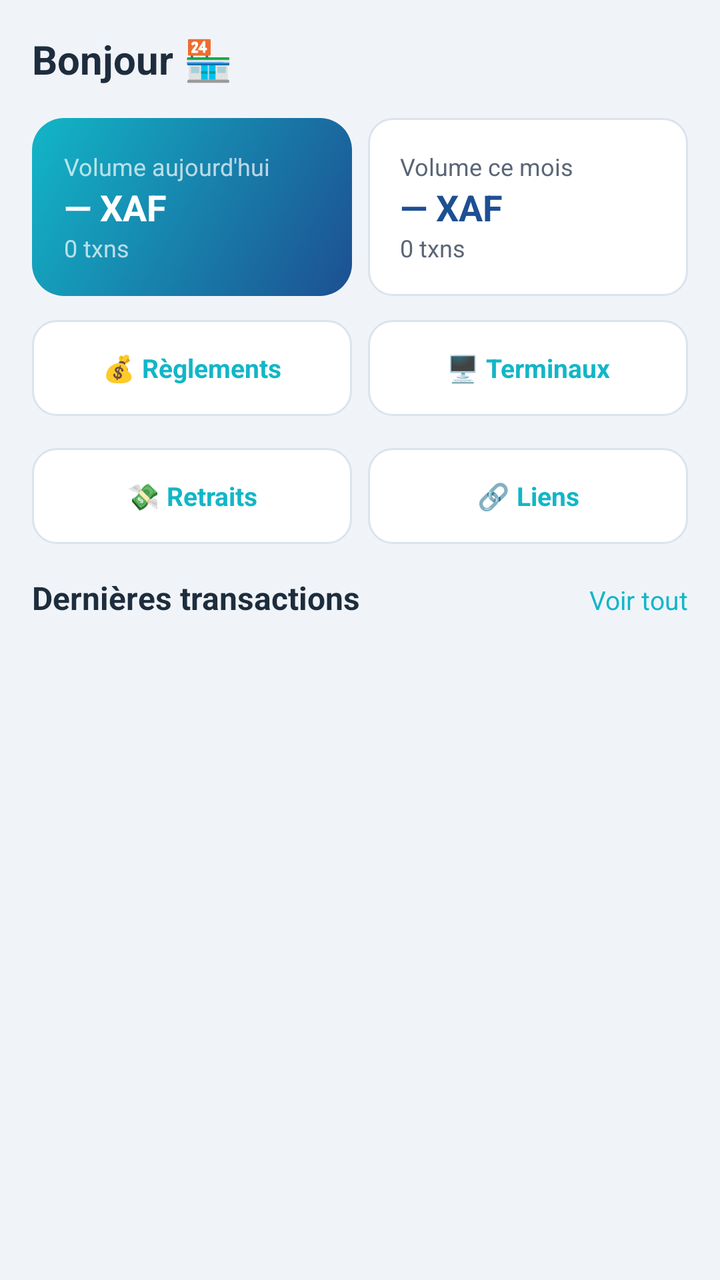
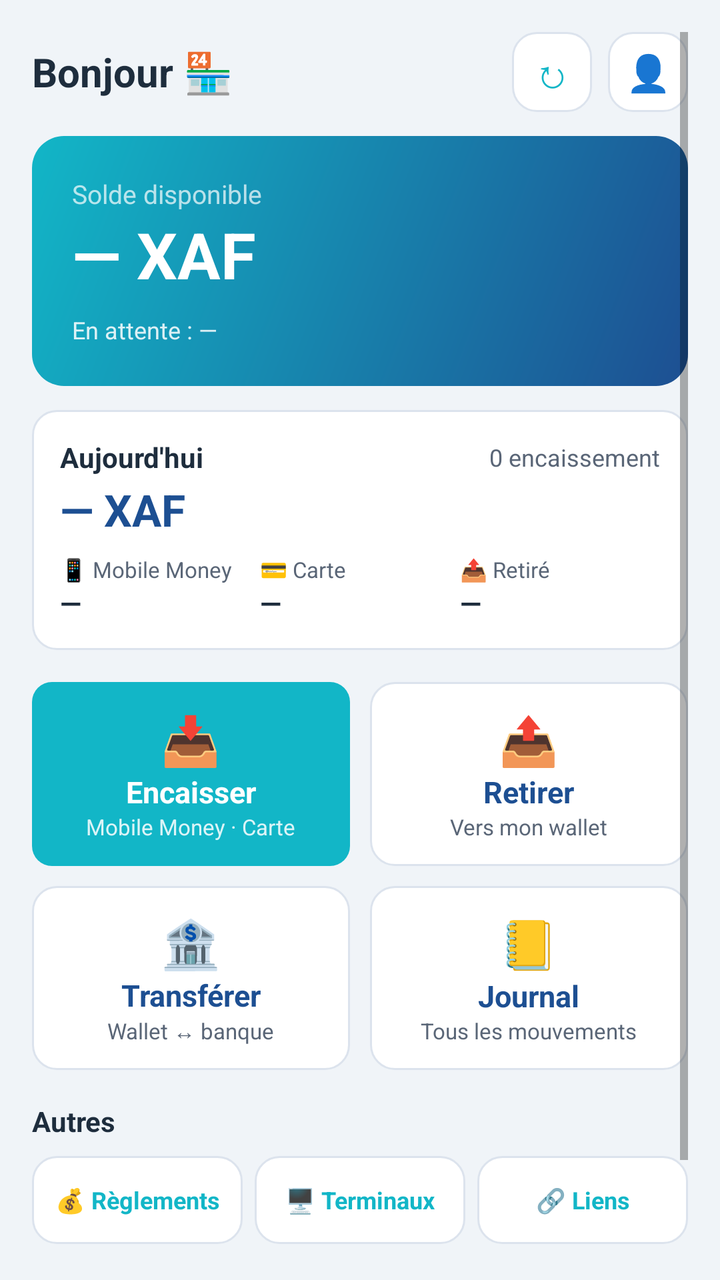

An Android layout rendered at two revisions. The XML below is the earlier revision; the diff shows what the commit changed to produce the second picture.
<!-- AndroidManifest.xml: application theme Theme.CPay -->
<!-- res/layout/fragment_merch_dashboard.xml -->
<?xml version="1.0" encoding="utf-8"?>
<ScrollView xmlns:android="http://schemas.android.com/apk/res/android"
    android:layout_width="match_parent" android:layout_height="match_parent"
    android:background="@color/bg" android:padding="16dp">
    <LinearLayout android:layout_width="match_parent" android:layout_height="wrap_content"
        android:orientation="vertical">

        <TextView android:id="@+id/tv_welcome" android:layout_width="wrap_content"
            android:layout_height="wrap_content" android:text="Bonjour 🏪"
            android:textSize="20sp" android:textStyle="bold" android:textColor="@color/text"
            android:layout_marginBottom="16dp"/>

        
        <LinearLayout android:layout_width="match_parent" android:layout_height="wrap_content"
            android:orientation="horizontal" android:layout_marginBottom="12dp">
            <LinearLayout android:layout_width="0dp" android:layout_height="wrap_content"
                android:layout_weight="1" android:orientation="vertical"
                android:background="@drawable/bg_balance_card" android:padding="16dp"
                android:layout_marginEnd="8dp">
                <TextView android:layout_width="wrap_content" android:layout_height="wrap_content"
                    android:text="Volume aujourd'hui" android:textColor="#B3FFFFFF" android:textSize="12sp"/>
                <TextView android:id="@+id/tv_volume_today" android:layout_width="wrap_content"
                    android:layout_height="wrap_content" android:text="— XAF"
                    android:textColor="#FFFFFF" android:textSize="18sp" android:textStyle="bold"/>
                <TextView android:id="@+id/tv_txns_today" android:layout_width="wrap_content"
                    android:layout_height="wrap_content" android:text="0 txns"
                    android:textColor="#B3FFFFFF" android:textSize="12sp"/>
            </LinearLayout>
            <LinearLayout android:layout_width="0dp" android:layout_height="wrap_content"
                android:layout_weight="1" android:orientation="vertical"
                android:background="@drawable/bg_card" android:padding="16dp">
                <TextView android:layout_width="wrap_content" android:layout_height="wrap_content"
                    android:text="Volume ce mois" android:textColor="@color/text_secondary" android:textSize="12sp"/>
                <TextView android:id="@+id/tv_volume_month" android:layout_width="wrap_content"
                    android:layout_height="wrap_content" android:text="— XAF"
                    android:textColor="@color/primary_dark" android:textSize="18sp" android:textStyle="bold"/>
                <TextView android:id="@+id/tv_txns_month" android:layout_width="wrap_content"
                    android:layout_height="wrap_content" android:text="0 txns"
                    android:textColor="@color/text_secondary" android:textSize="12sp"/>
            </LinearLayout>
        </LinearLayout>

        
        <LinearLayout android:layout_width="match_parent" android:layout_height="wrap_content"
            android:orientation="horizontal" android:layout_marginBottom="16dp">
            <TextView android:id="@+id/btn_settlements" android:layout_width="0dp"
                android:layout_height="48dp" android:layout_weight="1"
                android:text="💰 Règlements" android:textColor="@color/primary"
                android:textSize="13sp" android:textStyle="bold"
                android:background="@drawable/bg_card" android:gravity="center"
                android:layout_marginEnd="8dp" android:clickable="true" android:focusable="true"/>
            <TextView android:id="@+id/btn_terminals" android:layout_width="0dp"
                android:layout_height="48dp" android:layout_weight="1"
                android:text="🖥️ Terminaux" android:textColor="@color/primary"
                android:textSize="13sp" android:textStyle="bold"
                android:background="@drawable/bg_card" android:gravity="center"
                android:clickable="true" android:focusable="true"/>
        </LinearLayout>

        <LinearLayout android:layout_width="match_parent" android:layout_height="wrap_content"
            android:orientation="horizontal" android:layout_marginBottom="16dp">
            <TextView android:id="@+id/btn_transfers" android:layout_width="0dp"
                android:layout_height="48dp" android:layout_weight="1"
                android:text="💸 Retraits" android:textColor="@color/primary"
                android:textSize="13sp" android:textStyle="bold"
                android:background="@drawable/bg_card" android:gravity="center"
                android:layout_marginEnd="8dp" android:clickable="true" android:focusable="true"/>
            <TextView android:id="@+id/btn_pay_links" android:layout_width="0dp"
                android:layout_height="48dp" android:layout_weight="1"
                android:text="🔗 Liens" android:textColor="@color/primary"
                android:textSize="13sp" android:textStyle="bold"
                android:background="@drawable/bg_card" android:gravity="center"
                android:clickable="true" android:focusable="true"/>
        </LinearLayout>

        
        <LinearLayout android:layout_width="match_parent" android:layout_height="wrap_content"
            android:orientation="horizontal" android:layout_marginBottom="10dp">
            <TextView android:layout_width="0dp" android:layout_height="wrap_content"
                android:layout_weight="1" android:text="Dernières transactions"
                android:textSize="16sp" android:textStyle="bold" android:textColor="@color/text"/>
            <TextView android:id="@+id/tv_see_all" android:layout_width="wrap_content"
                android:layout_height="wrap_content" android:text="Voir tout"
                android:textColor="@color/primary" android:textSize="13sp"
                android:clickable="true" android:focusable="true"/>
        </LinearLayout>

        <ProgressBar android:id="@+id/progress_bar" android:layout_width="wrap_content"
            android:layout_height="wrap_content" android:layout_gravity="center"
            android:visibility="gone"/>

        <androidx.recyclerview.widget.RecyclerView android:id="@+id/rv_transactions"
            android:layout_width="match_parent" android:layout_height="wrap_content"
            android:nestedScrollingEnabled="false"/>
    </LinearLayout>
</ScrollView>
<!-- resources referenced by this layout -->
<resources>
  <color name="bg">#f0f4f8</color>
  <color name="primary">#12b6c7</color>
  <color name="primary_dark">#1d4f92</color>
  <color name="text">#1e2d3d</color>
  <color name="text_secondary">#5a6677</color>
  <!-- drawable bg_balance_card (drawable) -->
  <?xml version="1.0" encoding="utf-8"?>
  <shape xmlns:android="http://schemas.android.com/apk/res/android">
      <gradient android:startColor="#1d4f92" android:endColor="#12b6c7"
          android:angle="135"/>
      <corners android:radius="16dp"/>
  </shape>
  <!-- drawable bg_card (drawable) -->
  <?xml version="1.0" encoding="utf-8"?>
  <shape xmlns:android="http://schemas.android.com/apk/res/android">
      <solid android:color="#FFFFFF"/>
      <corners android:radius="12dp"/>
      <stroke android:width="1dp" android:color="#dce3ed"/>
  </shape>
  <style name="Theme.CPay" parent="Theme.MaterialComponents.DayNight.NoActionBar">
          <item name="colorPrimary">@color/primary</item>
          <item name="colorPrimaryVariant">@color/primary_dark</item>
          <item name="colorOnPrimary">@color/white</item>
          <item name="colorSecondary">@color/accent</item>
          <item name="colorOnSecondary">@color/white</item>
          <item name="android:windowBackground">@color/bg</item>
          <item name="android:textColor">@color/text</item>
      </style>
  <color name="white">#FFFFFF</color>
  <color name="accent">#00c896</color>
</resources>

<!-- the commit's change to res/layout/fragment_merch_dashboard.xml (unified diff, before → after) -->
@@ -1,96 +1,215 @@
 <?xml version="1.0" encoding="utf-8"?>
 <ScrollView xmlns:android="http://schemas.android.com/apk/res/android"
     android:layout_width="match_parent" android:layout_height="match_parent"
-    android:background="@color/bg" android:padding="16dp">
+    android:background="@color/bg" android:padding="16dp"
+    android:fillViewport="true">
     <LinearLayout android:layout_width="match_parent" android:layout_height="wrap_content"
         android:orientation="vertical">
 
-        <TextView android:id="@+id/tv_welcome" android:layout_width="wrap_content"
-            android:layout_height="wrap_content" android:text="Bonjour 🏪"
-            android:textSize="20sp" android:textStyle="bold" android:textColor="@color/text"
-            android:layout_marginBottom="16dp"/>
-
-        
-        <LinearLayout android:layout_width="match_parent" android:layout_height="wrap_content"
-            android:orientation="horizontal" android:layout_marginBottom="12dp">
-            <LinearLayout android:layout_width="0dp" android:layout_height="wrap_content"
-                android:layout_weight="1" android:orientation="vertical"
-                android:background="@drawable/bg_balance_card" android:padding="16dp"
-                android:layout_marginEnd="8dp">
-                <TextView android:layout_width="wrap_content" android:layout_height="wrap_content"
-                    android:text="Volume aujourd'hui" android:textColor="#B3FFFFFF" android:textSize="12sp"/>
-                <TextView android:id="@+id/tv_volume_today" android:layout_width="wrap_content"
-                    android:layout_height="wrap_content" android:text="— XAF"
-                    android:textColor="#FFFFFF" android:textSize="18sp" android:textStyle="bold"/>
-                <TextView android:id="@+id/tv_txns_today" android:layout_width="wrap_content"
-                    android:layout_height="wrap_content" android:text="0 txns"
-                    android:textColor="#B3FFFFFF" android:textSize="12sp"/>
-            </LinearLayout>
-            <LinearLayout android:layout_width="0dp" android:layout_height="wrap_content"
-                android:layout_weight="1" android:orientation="vertical"
-                android:background="@drawable/bg_card" android:padding="16dp">
-                <TextView android:layout_width="wrap_content" android:layout_height="wrap_content"
-                    android:text="Volume ce mois" android:textColor="@color/text_secondary" android:textSize="12sp"/>
-                <TextView android:id="@+id/tv_volume_month" android:layout_width="wrap_content"
-                    android:layout_height="wrap_content" android:text="— XAF"
-                    android:textColor="@color/primary_dark" android:textSize="18sp" android:textStyle="bold"/>
-                <TextView android:id="@+id/tv_txns_month" android:layout_width="wrap_content"
-                    android:layout_height="wrap_content" android:text="0 txns"
+        
+        <LinearLayout android:layout_width="match_parent" android:layout_height="wrap_content"
+            android:orientation="horizontal" android:gravity="center_vertical"
+            android:layout_marginBottom="12dp">
+            <TextView android:id="@+id/tv_welcome" android:layout_width="0dp"
+                android:layout_height="wrap_content" android:layout_weight="1"
+                android:text="Bonjour 🏪" android:textSize="20sp" android:textStyle="bold"
+                android:textColor="@color/text"/>
+            <TextView android:id="@+id/btn_refresh" android:layout_width="40dp"
+                android:layout_height="40dp" android:text="↻" android:textSize="20sp"
+                android:textColor="@color/primary" android:gravity="center"
+                android:background="@drawable/bg_card" android:layout_marginEnd="8dp"
+                android:contentDescription="@string/caisse_refresh"
+                android:clickable="true" android:focusable="true"/>
+            <TextView android:id="@+id/btn_profile" android:layout_width="40dp"
+                android:layout_height="40dp" android:text="👤" android:textSize="18sp"
+                android:gravity="center" android:background="@drawable/bg_card"
+                android:clickable="true" android:focusable="true"/>
+        </LinearLayout>
+
+        
+        <LinearLayout android:layout_width="match_parent" android:layout_height="wrap_content"
+            android:orientation="vertical" android:background="@drawable/bg_balance_card"
+            android:padding="20dp" android:layout_marginBottom="12dp">
+            <TextView android:layout_width="wrap_content" android:layout_height="wrap_content"
+                android:text="@string/caisse_available" android:textColor="#B3FFFFFF" android:textSize="13sp"/>
+            <TextView android:id="@+id/tv_available" android:layout_width="wrap_content"
+                android:layout_height="wrap_content" android:text="— XAF"
+                android:textColor="#FFFFFF" android:textSize="32sp" android:textStyle="bold"/>
+            <LinearLayout android:layout_width="match_parent" android:layout_height="wrap_content"
+                android:orientation="horizontal" android:layout_marginTop="8dp">
+                <TextView android:id="@+id/tv_pending" android:layout_width="0dp"
+                    android:layout_height="wrap_content" android:layout_weight="1"
+                    android:text="En attente : —" android:textColor="#D9FFFFFF" android:textSize="12sp"/>
+                <TextView android:id="@+id/tv_reserved" android:layout_width="wrap_content"
+                    android:layout_height="wrap_content" android:text="Réservé : —"
+                    android:textColor="#D9FFFFFF" android:textSize="12sp" android:visibility="gone"/>
+            </LinearLayout>
+        </LinearLayout>
+
+        
+        <LinearLayout android:layout_width="match_parent" android:layout_height="wrap_content"
+            android:orientation="vertical" android:background="@drawable/bg_card"
+            android:padding="14dp" android:layout_marginBottom="12dp">
+            <LinearLayout android:layout_width="match_parent" android:layout_height="wrap_content"
+                android:orientation="horizontal" android:gravity="center_vertical">
+                <TextView android:layout_width="0dp" android:layout_height="wrap_content"
+                    android:layout_weight="1" android:text="@string/caisse_today"
+                    android:textSize="14sp" android:textStyle="bold" android:textColor="@color/text"/>
+                <TextView android:id="@+id/tv_today_count" android:layout_width="wrap_content"
+                    android:layout_height="wrap_content" android:text="0 encaissement"
                     android:textColor="@color/text_secondary" android:textSize="12sp"/>
             </LinearLayout>
-        </LinearLayout>
-
-        
-        <LinearLayout android:layout_width="match_parent" android:layout_height="wrap_content"
-            android:orientation="horizontal" android:layout_marginBottom="16dp">
-            <TextView android:id="@+id/btn_settlements" android:layout_width="0dp"
-                android:layout_height="48dp" android:layout_weight="1"
-                android:text="💰 Règlements" android:textColor="@color/primary"
-                android:textSize="13sp" android:textStyle="bold"
-                android:background="@drawable/bg_card" android:gravity="center"
-                android:layout_marginEnd="8dp" android:clickable="true" android:focusable="true"/>
-            <TextView android:id="@+id/btn_terminals" android:layout_width="0dp"
-                android:layout_height="48dp" android:layout_weight="1"
-                android:text="🖥️ Terminaux" android:textColor="@color/primary"
-                android:textSize="13sp" android:textStyle="bold"
-                android:background="@drawable/bg_card" android:gravity="center"
-                android:clickable="true" android:focusable="true"/>
-        </LinearLayout>
-
-        <LinearLayout android:layout_width="match_parent" android:layout_height="wrap_content"
-            android:orientation="horizontal" android:layout_marginBottom="16dp">
-            <TextView android:id="@+id/btn_transfers" android:layout_width="0dp"
-                android:layout_height="48dp" android:layout_weight="1"
-                android:text="💸 Retraits" android:textColor="@color/primary"
-                android:textSize="13sp" android:textStyle="bold"
-                android:background="@drawable/bg_card" android:gravity="center"
-                android:layout_marginEnd="8dp" android:clickable="true" android:focusable="true"/>
-            <TextView android:id="@+id/btn_pay_links" android:layout_width="0dp"
-                android:layout_height="48dp" android:layout_weight="1"
-                android:text="🔗 Liens" android:textColor="@color/primary"
-                android:textSize="13sp" android:textStyle="bold"
-                android:background="@drawable/bg_card" android:gravity="center"
-                android:clickable="true" android:focusable="true"/>
-        </LinearLayout>
-
-        
-        <LinearLayout android:layout_width="match_parent" android:layout_height="wrap_content"
-            android:orientation="horizontal" android:layout_marginBottom="10dp">
-            <TextView android:layout_width="0dp" android:layout_height="wrap_content"
-                android:layout_weight="1" android:text="Dernières transactions"
-                android:textSize="16sp" android:textStyle="bold" android:textColor="@color/text"/>
-            <TextView android:id="@+id/tv_see_all" android:layout_width="wrap_content"
-                android:layout_height="wrap_content" android:text="Voir tout"
-                android:textColor="@color/primary" android:textSize="13sp"
-                android:clickable="true" android:focusable="true"/>
+            <TextView android:id="@+id/tv_today_collected" android:layout_width="wrap_content"
+                android:layout_height="wrap_content" android:text="— XAF"
+                android:textColor="@color/primary_dark" android:textSize="22sp" android:textStyle="bold"
+                android:layout_marginTop="2dp"/>
+            <LinearLayout android:layout_width="match_parent" android:layout_height="wrap_content"
+                android:orientation="horizontal" android:layout_marginTop="8dp">
+                <LinearLayout android:layout_width="0dp" android:layout_height="wrap_content"
+                    android:layout_weight="1" android:orientation="vertical">
+                    <TextView android:layout_width="wrap_content" android:layout_height="wrap_content"
+                        android:text="📱 Mobile Money" android:textColor="@color/text_secondary" android:textSize="11sp"/>
+                    <TextView android:id="@+id/tv_by_momo" android:layout_width="wrap_content"
+                        android:layout_height="wrap_content" android:text="—"
+                        android:textColor="@color/text" android:textSize="14sp" android:textStyle="bold"/>
+                </LinearLayout>
+                <LinearLayout android:layout_width="0dp" android:layout_height="wrap_content"
+                    android:layout_weight="1" android:orientation="vertical">
+                    <TextView android:layout_width="wrap_content" android:layout_height="wrap_content"
+                        android:text="💳 Carte" android:textColor="@color/text_secondary" android:textSize="11sp"/>
+                    <TextView android:id="@+id/tv_by_card" android:layout_width="wrap_content"
+                        android:layout_height="wrap_content" android:text="—"
+                        android:textColor="@color/text" android:textSize="14sp" android:textStyle="bold"/>
+                </LinearLayout>
+                <LinearLayout android:layout_width="0dp" android:layout_height="wrap_content"
+                    android:layout_weight="1" android:orientation="vertical">
+                    <TextView android:layout_width="wrap_content" android:layout_height="wrap_content"
+                        android:text="📤 Retiré" android:textColor="@color/text_secondary" android:textSize="11sp"/>
+                    <TextView android:id="@+id/tv_withdrawn" android:layout_width="wrap_content"
+                        android:layout_height="wrap_content" android:text="—"
+                        android:textColor="@color/text" android:textSize="14sp" android:textStyle="bold"/>
+                </LinearLayout>
+            </LinearLayout>
         </LinearLayout>
 
         <ProgressBar android:id="@+id/progress_bar" android:layout_width="wrap_content"
             android:layout_height="wrap_content" android:layout_gravity="center"
-            android:visibility="gone"/>
-
-        <androidx.recyclerview.widget.RecyclerView android:id="@+id/rv_transactions"
-            android:layout_width="match_parent" android:layout_height="wrap_content"
-            android:nestedScrollingEnabled="false"/>
+            android:visibility="gone" android:layout_marginBottom="8dp"/>
+        <TextView android:id="@+id/tv_error" android:layout_width="match_parent"
+            android:layout_height="wrap_content" android:textColor="@color/danger"
+            android:textSize="13sp" android:visibility="gone" android:layout_marginBottom="8dp"/>
+
+        
+        <TextView android:id="@+id/tv_hint_wallet" android:layout_width="match_parent"
+            android:layout_height="wrap_content" android:text="@string/caisse_hint_wallet"
+            android:textColor="#8a5a00" android:textSize="13sp" android:background="#FFF8E8"
+            android:padding="12dp" android:layout_marginBottom="8dp" android:visibility="gone"
+            android:clickable="true" android:focusable="true"/>
+        <TextView android:id="@+id/tv_hint_bank" android:layout_width="match_parent"
+            android:layout_height="wrap_content" android:text="@string/caisse_hint_bank"
+            android:textColor="#8a5a00" android:textSize="13sp" android:background="#FFF8E8"
+            android:padding="12dp" android:layout_marginBottom="8dp" android:visibility="gone"
+            android:clickable="true" android:focusable="true"/>
+        <TextView android:id="@+id/tv_hint_card" android:layout_width="match_parent"
+            android:layout_height="wrap_content" android:text="@string/caisse_hint_card_unavailable"
+            android:textColor="@color/text_secondary" android:textSize="12sp" android:background="@drawable/bg_input"
+            android:padding="12dp" android:layout_marginBottom="8dp" android:visibility="gone"/>
+
+        
+        <LinearLayout android:layout_width="match_parent" android:layout_height="wrap_content"
+            android:orientation="horizontal" android:layout_marginTop="4dp" android:layout_marginBottom="10dp">
+            <LinearLayout android:id="@+id/tile_collect" android:layout_width="0dp"
+                android:layout_height="92dp" android:layout_weight="1" android:orientation="vertical"
+                android:gravity="center" android:background="@drawable/bg_btn_primary"
+                android:layout_marginEnd="10dp" android:clickable="true" android:focusable="true">
+                <TextView android:layout_width="wrap_content" android:layout_height="wrap_content"
+                    android:text="📥" android:textSize="24sp"/>
+                <TextView android:layout_width="wrap_content" android:layout_height="wrap_content"
+                    android:text="@string/caisse_tile_collect" android:textColor="#FFFFFF"
+                    android:textSize="15sp" android:textStyle="bold"/>
+                <TextView android:layout_width="wrap_content" android:layout_height="wrap_content"
+                    android:text="@string/caisse_tile_collect_sub" android:textColor="#D9FFFFFF" android:textSize="11sp"/>
+            </LinearLayout>
+            <LinearLayout android:id="@+id/tile_withdraw" android:layout_width="0dp"
+                android:layout_height="92dp" android:layout_weight="1" android:orientation="vertical"
+                android:gravity="center" android:background="@drawable/bg_card"
+                android:clickable="true" android:focusable="true">
+                <TextView android:layout_width="wrap_content" android:layout_height="wrap_content"
+                    android:text="📤" android:textSize="24sp"/>
+                <TextView android:layout_width="wrap_content" android:layout_height="wrap_content"
+                    android:text="@string/caisse_tile_withdraw" android:textColor="@color/primary_dark"
+                    android:textSize="15sp" android:textStyle="bold"/>
+                <TextView android:layout_width="wrap_content" android:layout_height="wrap_content"
+                    android:text="@string/caisse_tile_withdraw_sub" android:textColor="@color/text_secondary" android:textSize="11sp"/>
+            </LinearLayout>
+        </LinearLayout>
+        <LinearLayout android:layout_width="match_parent" android:layout_height="wrap_content"
+            android:orientation="horizontal" android:layout_marginBottom="16dp">
+            <LinearLayout android:id="@+id/tile_transfer" android:layout_width="0dp"
+                android:layout_height="92dp" android:layout_weight="1" android:orientation="vertical"
+                android:gravity="center" android:background="@drawable/bg_card"
+                android:layout_marginEnd="10dp" android:clickable="true" android:focusable="true">
+                <TextView android:layout_width="wrap_content" android:layout_height="wrap_content"
+                    android:text="🏦" android:textSize="24sp"/>
+                <TextView android:layout_width="wrap_content" android:layout_height="wrap_content"
+                    android:text="@string/caisse_tile_transfer" android:textColor="@color/primary_dark"
+                    android:textSize="15sp" android:textStyle="bold"/>
+                <TextView android:layout_width="wrap_content" android:layout_height="wrap_content"
+                    android:text="@string/caisse_tile_transfer_sub" android:textColor="@color/text_secondary" android:textSize="11sp"/>
+            </LinearLayout>
+            <LinearLayout android:id="@+id/tile_journal" android:layout_width="0dp"
+                android:layout_height="92dp" android:layout_weight="1" android:orientation="vertical"
+                android:gravity="center" android:background="@drawable/bg_card"
+                android:clickable="true" android:focusable="true">
+                <TextView android:layout_width="wrap_content" android:layout_height="wrap_content"
+                    android:text="📒" android:textSize="24sp"/>
+                <TextView android:layout_width="wrap_content" android:layout_height="wrap_content"
+                    android:text="@string/caisse_tile_journal" android:textColor="@color/primary_dark"
+                    android:textSize="15sp" android:textStyle="bold"/>
+                <TextView android:layout_width="wrap_content" android:layout_height="wrap_content"
+                    android:text="@string/caisse_tile_journal_sub" android:textColor="@color/text_secondary" android:textSize="11sp"/>
+            </LinearLayout>
+        </LinearLayout>
+
+        
+        <TextView android:layout_width="wrap_content" android:layout_height="wrap_content"
+            android:text="@string/caisse_others" android:textSize="14sp" android:textStyle="bold"
+            android:textColor="@color/text" android:layout_marginBottom="8dp"/>
+        <LinearLayout android:layout_width="match_parent" android:layout_height="wrap_content"
+            android:orientation="horizontal" android:layout_marginBottom="8dp">
+            <TextView android:id="@+id/btn_settlements" android:layout_width="0dp"
+                android:layout_height="44dp" android:layout_weight="1" android:text="💰 Règlements"
+                android:textColor="@color/primary" android:textSize="12sp" android:textStyle="bold"
+                android:background="@drawable/bg_card" android:gravity="center"
+                android:layout_marginEnd="6dp" android:clickable="true" android:focusable="true"/>
+            <TextView android:id="@+id/btn_terminals" android:layout_width="0dp"
+                android:layout_height="44dp" android:layout_weight="1" android:text="🖥️ Terminaux"
+                android:textColor="@color/primary" android:textSize="12sp" android:textStyle="bold"
+                android:background="@drawable/bg_card" android:gravity="center"
+                android:layout_marginEnd="6dp" android:clickable="true" android:focusable="true"/>
+            <TextView android:id="@+id/btn_pay_links" android:layout_width="0dp"
+                android:layout_height="44dp" android:layout_weight="1" android:text="🔗 Liens"
+                android:textColor="@color/primary" android:textSize="12sp" android:textStyle="bold"
+                android:background="@drawable/bg_card" android:gravity="center"
+                android:clickable="true" android:focusable="true"/>
+        </LinearLayout>
+        <LinearLayout android:layout_width="match_parent" android:layout_height="wrap_content"
+            android:orientation="horizontal" android:layout_marginBottom="16dp">
+            <TextView android:id="@+id/btn_bank_accounts" android:layout_width="0dp"
+                android:layout_height="44dp" android:layout_weight="1" android:text="🏦 Comptes"
+                android:textColor="@color/primary" android:textSize="12sp" android:textStyle="bold"
+                android:background="@drawable/bg_card" android:gravity="center"
+                android:layout_marginEnd="6dp" android:clickable="true" android:focusable="true"/>
+            <TextView android:id="@+id/btn_disburse" android:layout_width="0dp"
+                android:layout_height="44dp" android:layout_weight="1" android:text="💸 Décaisser"
+                android:textColor="@color/primary" android:textSize="12sp" android:textStyle="bold"
+                android:background="@drawable/bg_card" android:gravity="center"
+                android:layout_marginEnd="6dp" android:clickable="true" android:focusable="true"/>
+            <TextView android:id="@+id/btn_kyb" android:layout_width="0dp"
+                android:layout_height="44dp" android:layout_weight="1" android:text="📄 KYB"
+                android:textColor="@color/primary" android:textSize="12sp" android:textStyle="bold"
+                android:background="@drawable/bg_card" android:gravity="center"
+                android:clickable="true" android:focusable="true"/>
+        </LinearLayout>
     </LinearLayout>
 </ScrollView>
<!-- resource entries referenced after the edit -->
@@ -1,6 +1,7 @@
 <!-- resources referenced by this layout -->
 <resources>
   <color name="bg">#f0f4f8</color>
+  <color name="danger">#ff3b30</color>
   <color name="primary">#12b6c7</color>
   <color name="primary_dark">#1d4f92</color>
   <color name="text">#1e2d3d</color>
@@ -12,6 +13,12 @@
           android:angle="135"/>
       <corners android:radius="16dp"/>
   </shape>
+  <!-- drawable bg_btn_primary (drawable) -->
+  <?xml version="1.0" encoding="utf-8"?>
+  <shape xmlns:android="http://schemas.android.com/apk/res/android">
+      <solid android:color="#12b6c7"/>
+      <corners android:radius="10dp"/>
+  </shape>
   <!-- drawable bg_card (drawable) -->
   <?xml version="1.0" encoding="utf-8"?>
   <shape xmlns:android="http://schemas.android.com/apk/res/android">
@@ -19,6 +26,28 @@
       <corners android:radius="12dp"/>
       <stroke android:width="1dp" android:color="#dce3ed"/>
   </shape>
+  <!-- drawable bg_input (drawable) -->
+  <?xml version="1.0" encoding="utf-8"?>
+  <shape xmlns:android="http://schemas.android.com/apk/res/android">
+      <solid android:color="#f0f4f8"/>
+      <stroke android:width="1dp" android:color="#dce3ed"/>
+      <corners android:radius="8dp"/>
+  </shape>
+  <string name="caisse_available">Solde disponible</string>
+  <string name="caisse_hint_bank">⚠️ Ajoutez un compte bancaire vérifié pour transférer vers votre banque →</string>
+  <string name="caisse_hint_card_unavailable">ℹ️ L\'acceptation carte n\'est pas encore disponible dans votre pays.</string>
+  <string name="caisse_hint_wallet">⚠️ Enregistrez votre wallet Mobile Money pour pouvoir retirer vos fonds →</string>
+  <string name="caisse_others">Autres</string>
+  <string name="caisse_refresh">Actualiser</string>
+  <string name="caisse_tile_collect">Encaisser</string>
+  <string name="caisse_tile_collect_sub">Mobile Money · Carte</string>
+  <string name="caisse_tile_journal">Journal</string>
+  <string name="caisse_tile_journal_sub">Tous les mouvements</string>
+  <string name="caisse_tile_transfer">Transférer</string>
+  <string name="caisse_tile_transfer_sub">Wallet ↔ banque</string>
+  <string name="caisse_tile_withdraw">Retirer</string>
+  <string name="caisse_tile_withdraw_sub">Vers mon wallet</string>
+  <string name="caisse_today">Aujourd\'hui</string>
   <style name="Theme.CPay" parent="Theme.MaterialComponents.DayNight.NoActionBar">
           <item name="colorPrimary">@color/primary</item>
           <item name="colorPrimaryVariant">@color/primary_dark</item>
